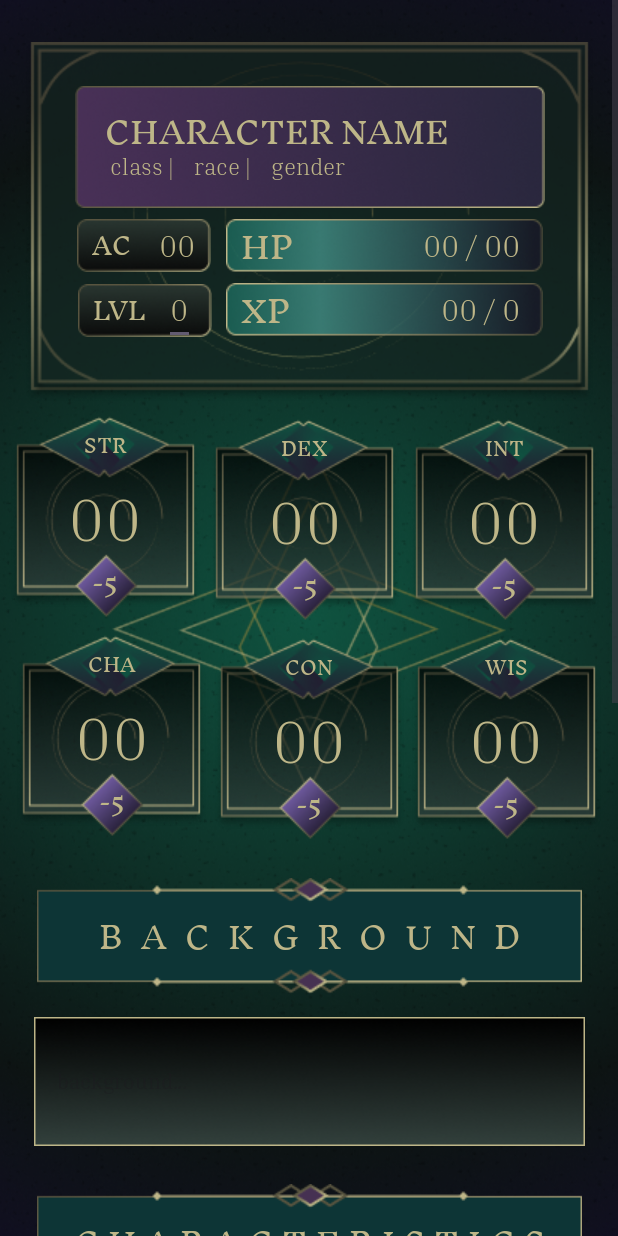
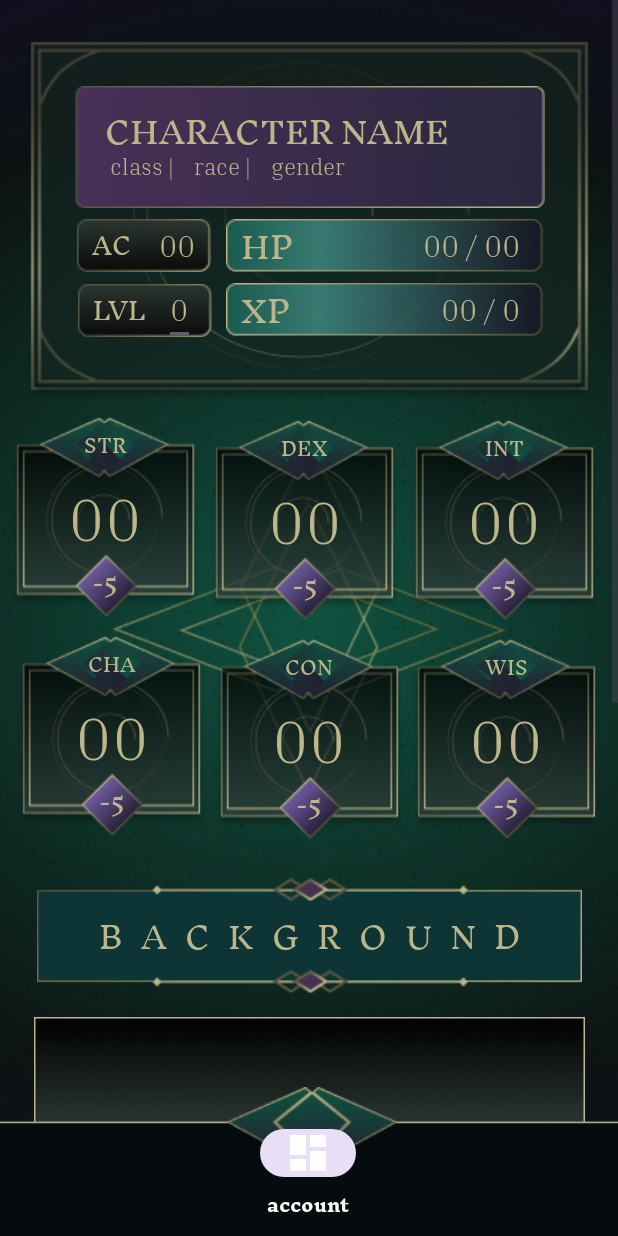
Before and after one commit to plowsters/PocketGrimoire, an Android app: the CharacterSheetActivity screen opened directly, with no data from a screen before it, on a phone screen of 412 x 824 dp. Run offline under Robolectric (Android 15) with nearby library versions, the phone set to English and light mode, and no system bars; 41 statements that could not run were skipped.

Commit message:
added nav bar to charactersheetactivity

```diff
--- a/app/src/main/res/layout/activity_character_sheet.xml
+++ b/app/src/main/res/layout/activity_character_sheet.xml
@@ -1,10 +1,20 @@
 <?xml version="1.0" encoding="utf-8"?>
 
-<ScrollView xmlns:android="http://schemas.android.com/apk/res/android"
+<androidx.constraintlayout.widget.ConstraintLayout xmlns:android="http://schemas.android.com/apk/res/android"
     xmlns:app="http://schemas.android.com/apk/res-auto"
+    xmlns:tools="http://schemas.android.com/tools"
     android:layout_width="match_parent"
     android:layout_height="match_parent"
     android:background="@drawable/background">
+
+    <ScrollView
+        android:layout_width="match_parent"
+        android:layout_height="match_parent"
+        app:layout_constraintRight_toRightOf="parent"
+        app:layout_constraintRight_toLeftOf="parent"
+        app:layout_constraintTop_toTopOf="parent"
+        app:layout_constraintBottom_toBottomOf="parent"
+        tools:ignore="ScrollViewCount">
 
         <androidx.constraintlayout.widget.ConstraintLayout
             android:layout_width="match_parent"
@@ -979,7 +989,23 @@
                 app:layout_constraintTop_toTopOf="@id/notesDisplayImageView"
                 app:layout_constraintLeft_toLeftOf="@id/notesDisplayImageView"/>
 
+        </androidx.constraintlayout.widget.ConstraintLayout>
+    </ScrollView>
+
+    <com.google.android.material.bottomnavigation.BottomNavigationView
+        android:id="@+id/nav_view"
+        android:layout_width="0dp"
+        android:layout_height="wrap_content"
+        android:background="@drawable/adminuinavbar"
+        app:itemIconSize="32dp"
+        app:itemIconTint="@color/white"
+        app:itemPaddingTop="28dp"
+        app:itemTextAppearanceActive="@style/BottomNav.Active"
+        app:itemTextAppearanceInactive="@style/BottomNav.Inactive"
+        app:itemTextColor="@color/white"
+        app:layout_constraintBottom_toBottomOf="parent"
+        app:layout_constraintLeft_toLeftOf="parent"
+        app:layout_constraintRight_toRightOf="parent"
+        app:menu="@menu/bottom_nav_menu" />
 
 </androidx.constraintlayout.widget.ConstraintLayout>
-
-</ScrollView>
```
Lines whose indentation alone changed are shown as unchanged.
